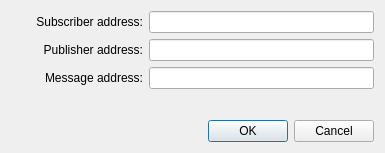
This is src/qdialogconnect.ui in assisi/arena-ui as Qt 5 draws it before an edit. The edited form follows.
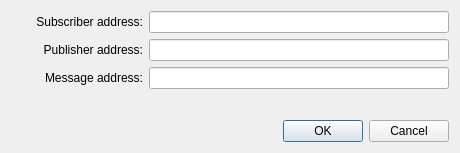
This is the edited form.

The edit to the form file:
```diff
--- a/src/qdialogconnect.ui
+++ b/src/qdialogconnect.ui
@@ -42,7 +42,7 @@
       <widget class="QLineEdit" name="subAddr">
        <property name="minimumSize">
         <size>
-         <width>200</width>
+         <width>300</width>
          <height>0</height>
         </size>
        </property>
```
